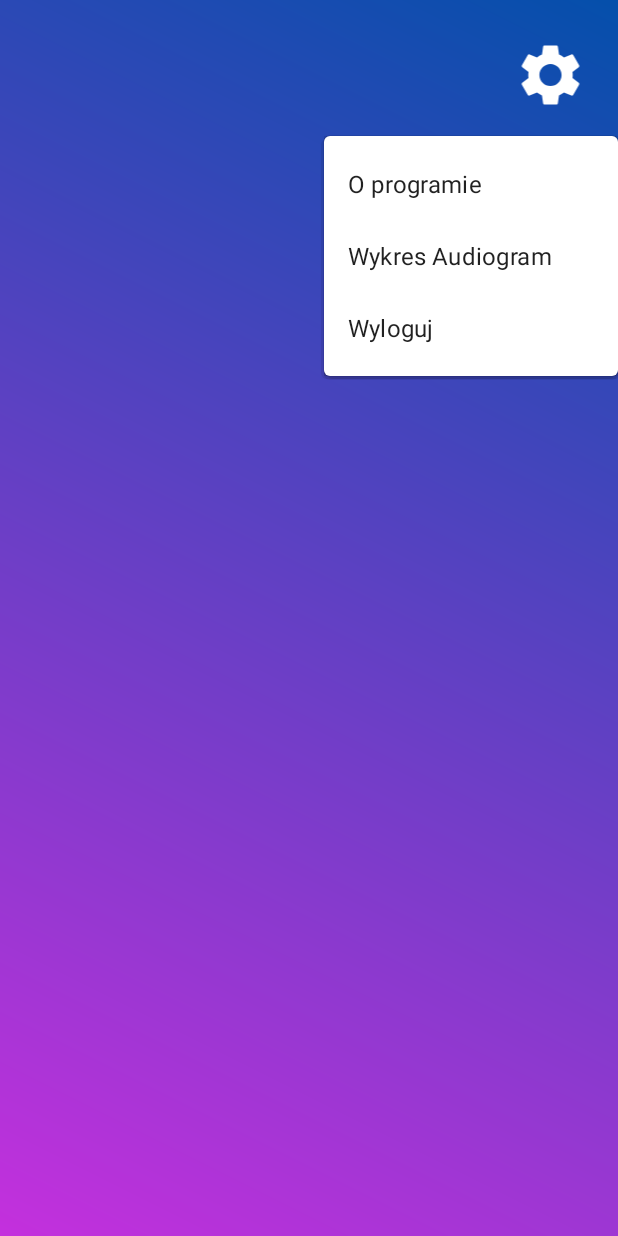
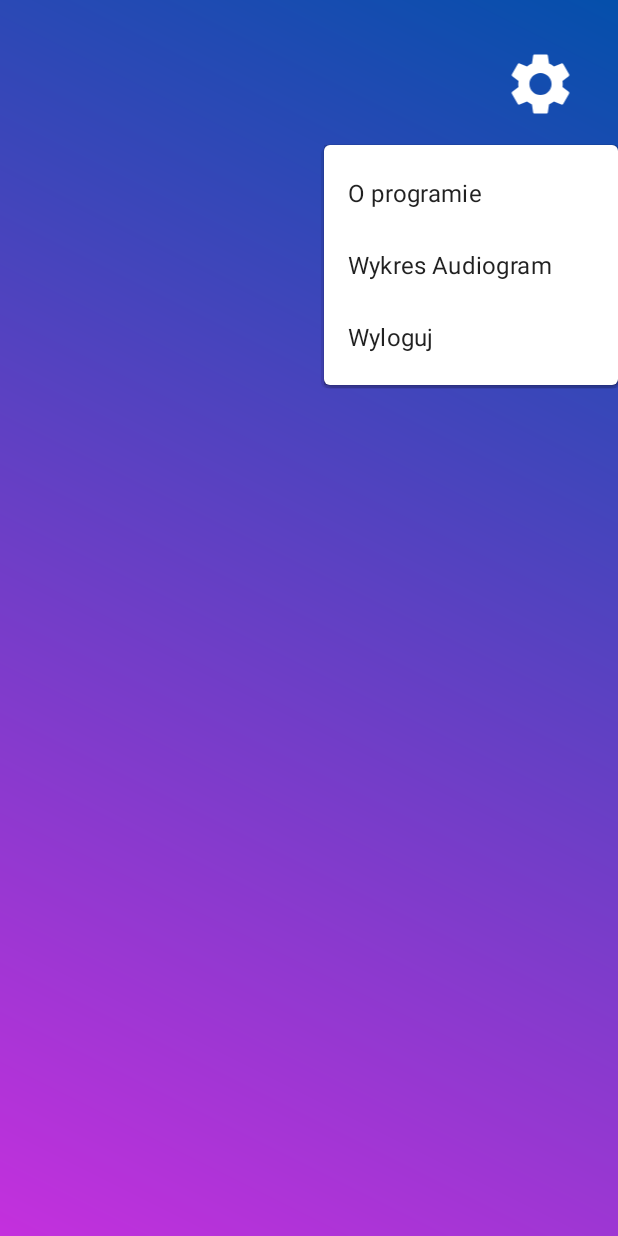
Before and after one commit to Mateusz-Gorniak/Audiogram2_0, an Android app: the MainActivity screen opened directly, with no data from a screen before it, after a tap on an icon or button, on a phone screen of 412 x 824 dp. Run offline under Robolectric (Android 15) with nearby library versions, the phone set to English and light mode, and no system bars; our stand-ins replace Firebase (no records; nobody signed in at launch, a user with empty details on screens opened directly).

Commit message:
Add gradients to new activities

```diff
--- a/app/src/main/res/layout/activity_about_app.xml
+++ b/app/src/main/res/layout/activity_about_app.xml
@@ -4,6 +4,8 @@
     xmlns:tools="http://schemas.android.com/tools"
     android:layout_width="match_parent"
     android:layout_height="match_parent"
-    tools:context=".AboutAppActivity">
+    tools:context=".AboutAppActivity"
+    android:background="@drawable/background_gradient1"
+    >
 
 </androidx.constraintlayout.widget.ConstraintLayout>
--- a/app/src/main/res/layout/activity_about_graph.xml
+++ b/app/src/main/res/layout/activity_about_graph.xml
@@ -4,6 +4,8 @@
     xmlns:tools="http://schemas.android.com/tools"
     android:layout_width="match_parent"
     android:layout_height="match_parent"
-    tools:context=".AboutGraphActivity">
+    tools:context=".AboutGraphActivity"
+    android:background="@drawable/background_gradient1"
+    >
 
 </androidx.constraintlayout.widget.ConstraintLayout>
--- a/app/src/main/res/layout/activity_main.xml
+++ b/app/src/main/res/layout/activity_main.xml
@@ -1,5 +1,5 @@
 <?xml version="1.0" encoding="utf-8"?>
-<ScrollView xmlns:android="http://schemas.android.com/apk/res/android"
+<androidx.constraintlayout.widget.ConstraintLayout xmlns:android="http://schemas.android.com/apk/res/android"
     xmlns:app="http://schemas.android.com/apk/res-auto"
     xmlns:tools="http://schemas.android.com/tools"
     android:layout_width="match_parent"
@@ -7,21 +7,20 @@
     tools:context=".MainActivity"
     android:background="@drawable/background_gradient1">
 
-    <RelativeLayout
-        android:layout_width="match_parent"
-        android:layout_height="wrap_content">
-
     <ImageView
         android:id="@+id/show_menu"
         android:layout_width="90dp"
         android:layout_height="80dp"
         android:layout_alignParentTop="true"
         android:layout_alignParentEnd="true"
-            android:layout_marginTop="10dp"
+        android:layout_marginTop="16dp"
         android:foregroundGravity="center"
         android:padding="15dp"
-            android:src="@drawable/ic_baseline_settings_24" />
+        android:src="@drawable/ic_baseline_settings_24"
+        app:layout_constraintEnd_toEndOf="parent"
+        app:layout_constraintHorizontal_bias="0.98"
+        app:layout_constraintStart_toStartOf="parent"
+        app:layout_constraintTop_toTopOf="parent" />
 
-    </RelativeLayout>
 
-</ScrollView>
+</androidx.constraintlayout.widget.ConstraintLayout>
```
Lines whose indentation alone changed are shown as unchanged.
